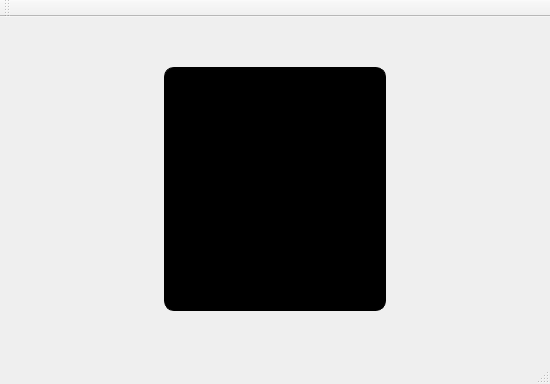
Above: game/mainwindow_connect.ui from TokiSeven/2course_coursework before the change. Below: the same form after it.
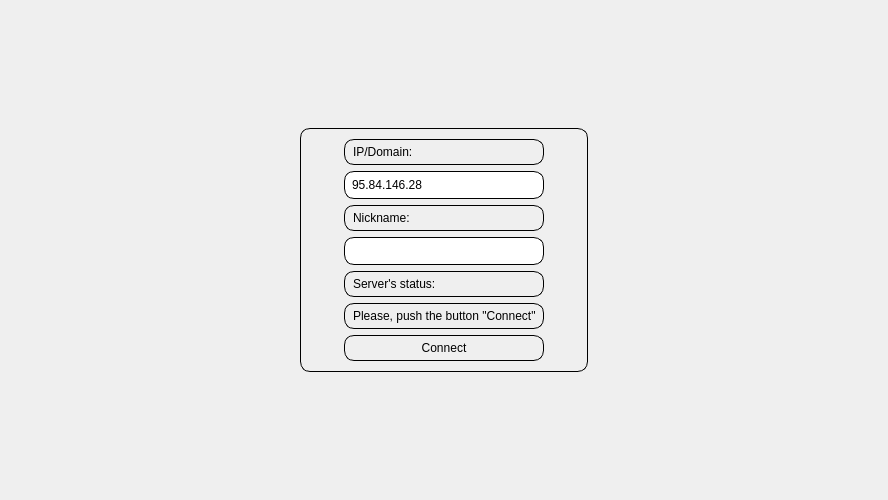
That is the form after the change. Icons and pictures are not drawn.

Commit message: v3.2(patch:fix): Fix launcher design Fixed background image of the launcher (size); fixed size of the launcher (now it is static); fix path to the background-image

```diff
--- a/game/mainwindow_connect.ui
+++ b/game/mainwindow_connect.ui
@@ -6,14 +6,32 @@
    <rect>
     <x>0</x>
     <y>0</y>
-    <width>550</width>
-    <height>384</height>
+    <width>888</width>
+    <height>500</height>
    </rect>
   </property>
+  <property name="minimumSize">
+   <size>
+    <width>888</width>
+    <height>500</height>
+   </size>
+  </property>
+  <property name="maximumSize">
+   <size>
+    <width>888</width>
+    <height>500</height>
+   </size>
+  </property>
   <property name="windowTitle">
    <string>MainWindow</string>
   </property>
+  <property name="autoFillBackground">
+   <bool>true</bool>
+  </property>
   <widget class="QWidget" name="centralWidget">
+   <property name="autoFillBackground">
+    <bool>true</bool>
+   </property>
    <property name="styleSheet">
     <string notr="true">background-image: url(':/launcher/launcher_background.jpg');
 backgound-size: cover;
@@ -74,26 +92,26 @@
     </item>
     <item row="1" column="1">
      <widget class="QWidget" name="Menu" native="true">
+      <property name="autoFillBackground">
+       <bool>false</bool>
+      </property>
       <property name="styleSheet">
-       <string notr="true">list-style: none;
+       <string notr="true">all: initial;
 padding: 5px;
 border: 1px solid black;
-border-radius: 10px;
-background-image: none;
-alternate-background-color: rgb(0, 0, 0);
-background-color: rgb(0, 0, 0);</string>
+border-radius: 10px;</string>
       </property>
       <layout class="QGridLayout" name="gridLayout">
        <item row="4" column="0">
-        <layout class="QVBoxLayout" name="verticalLayout_2">
-         <item>
+        <layout class="QGridLayout" name="gridLayout_3">
+         <item row="0" column="0">
           <widget class="QLabel" name="label_info_nick">
            <property name="text">
             <string>Nickname:</string>
            </property>
           </widget>
          </item>
-         <item>
+         <item row="1" column="0">
           <widget class="QLineEdit" name="line_nick">
            <property name="maximumSize">
             <size>
@@ -106,15 +124,15 @@
         </layout>
        </item>
        <item row="2" column="0">
-        <layout class="QVBoxLayout" name="verticalLayout">
-         <item>
+        <layout class="QGridLayout" name="gridLayout_4">
+         <item row="0" column="0">
           <widget class="QLabel" name="label_info_ip">
            <property name="text">
             <string>IP/Domain:</string>
            </property>
           </widget>
          </item>
-         <item>
+         <item row="1" column="0">
           <widget class="QLineEdit" name="line_server_ip">
            <property name="maximumSize">
             <size>
@@ -130,15 +148,15 @@
         </layout>
        </item>
        <item row="6" column="0">
-        <layout class="QVBoxLayout" name="verticalLayout_3">
-         <item>
+        <layout class="QGridLayout" name="gridLayout_5">
+         <item row="0" column="0">
           <widget class="QLabel" name="label_info_status">
            <property name="text">
             <string>Server's status:</string>
            </property>
           </widget>
          </item>
-         <item>
+         <item row="1" column="0">
           <widget class="QLabel" name="label_status">
            <property name="maximumSize">
             <size>
@@ -178,15 +196,6 @@
     </rect>
    </property>
   </widget>
-  <widget class="QToolBar" name="mainToolBar">
-   <attribute name="toolBarArea">
-    <enum>TopToolBarArea</enum>
-   </attribute>
-   <attribute name="toolBarBreak">
-    <bool>false</bool>
-   </attribute>
-  </widget>
-  <widget class="QStatusBar" name="statusBar"/>
  </widget>
  <layoutdefault spacing="6" margin="11"/>
  <resources/>
```
Left out of the diff: 7 changed lines with no effect on the pictures. The commit also changes 1 other file.
